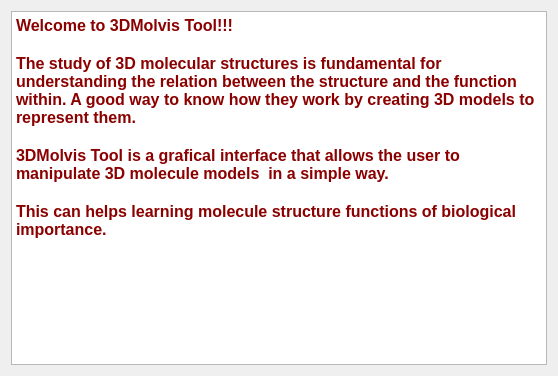
First picture: the form in lib/wizards/lesson/Introduction.ui, repository pascalin/3dmolvis, before the edit.
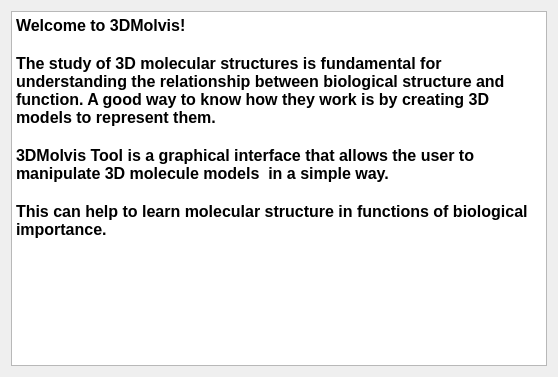
Second picture: the form after the edit.

Diff of the .ui file:
```diff
--- a/lib/wizards/lesson/Introduction.ui
+++ b/lib/wizards/lesson/Introduction.ui
@@ -1,12 +1,12 @@
 <ui version="4.0" >
  <class>Introduction</class>
- <widget class="QWidget" name="Introduction" >
-  <property name="geometry" >
+ <widget class="QWidget" name="Introduction">
+  <property name="geometry">
    <rect>
     <x>0</x>
     <y>0</y>
     <width>558</width>
-    <height>376</height>
+    <height>377</height>
    </rect>
   </property>
   <property name="windowTitle" >
@@ -22,17 +22,18 @@
          <property name="readOnly" >
           <bool>true</bool>
          </property>
-         <property name="html" >
-          <string>&lt;html>&lt;head>&lt;meta name="qrichtext" content="1" />&lt;style type="text/css">
+         <property name="html">
+          <string>&lt;!DOCTYPE HTML PUBLIC &quot;-//W3C//DTD HTML 4.0//EN&quot; &quot;http://www.w3.org/TR/REC-html40/strict.dtd&quot;&gt;
+&lt;html&gt;&lt;head&gt;&lt;meta name=&quot;qrichtext&quot; content=&quot;1&quot; /&gt;&lt;style type=&quot;text/css&quot;&gt;
 p, li { white-space: pre-wrap; }
-&lt;/style>&lt;/head>&lt;body style=" font-family:'Lucida Grande'; font-size:13pt; font-weight:400; font-style:normal;">
-&lt;p style=" margin-top:0px; margin-bottom:0px; margin-left:0px; margin-right:0px; -qt-block-indent:0; text-indent:0px; font-family:'Sans Serif'; font-size:9pt;">&lt;span style=" font-size:12pt; font-weight:600; color:#8b0000;">Welcome to 3DMolvis Tool!!!&lt;/span>&lt;/p>
-&lt;p style="-qt-paragraph-type:empty; margin-top:0px; margin-bottom:0px; margin-left:0px; margin-right:0px; -qt-block-indent:0; text-indent:0px; font-family:'Sans Serif'; font-size:12pt; font-weight:600; color:#8b0000;">&lt;/p>
-&lt;p style=" margin-top:0px; margin-bottom:0px; margin-left:0px; margin-right:0px; -qt-block-indent:0; text-indent:0px; font-family:'Sans Serif'; font-size:12pt; font-weight:600; color:#8b0000;">The study of 3D molecular structures is fundamental for understanding the relation between the structure and the function within. A good way to know how they work by creating 3D models to represent them.&lt;/p>
-&lt;p style="-qt-paragraph-type:empty; margin-top:0px; margin-bottom:0px; margin-left:0px; margin-right:0px; -qt-block-indent:0; text-indent:0px; font-family:'Sans Serif'; font-size:12pt; font-weight:600; color:#8b0000;">&lt;/p>
-&lt;p style=" margin-top:0px; margin-bottom:0px; margin-left:0px; margin-right:0px; -qt-block-indent:0; text-indent:0px; font-family:'Sans Serif'; font-size:12pt; font-weight:600; color:#8b0000;">3DMolvis Tool is a grafical interface that allows the user to manipulate 3D molecule models  in a simple way.&lt;/p>
-&lt;p style="-qt-paragraph-type:empty; margin-top:0px; margin-bottom:0px; margin-left:0px; margin-right:0px; -qt-block-indent:0; text-indent:0px; font-family:'Sans Serif'; font-size:12pt; font-weight:600; color:#8b0000;">&lt;/p>
-&lt;p style=" margin-top:0px; margin-bottom:0px; margin-left:0px; margin-right:0px; -qt-block-indent:0; text-indent:0px; font-family:'Sans Serif'; font-size:12pt; font-weight:600; color:#8b0000;">This can helps learning molecule structure functions of biological importance.&lt;/p>&lt;/body>&lt;/html></string>
+&lt;/style&gt;&lt;/head&gt;&lt;body style=&quot; font-family:'Sans'; font-size:10pt; font-weight:400; font-style:normal;&quot;&gt;
+&lt;p style=&quot; margin-top:0px; margin-bottom:0px; margin-left:0px; margin-right:0px; -qt-block-indent:0; text-indent:0px;&quot;&gt;&lt;span style=&quot; font-family:'Sans Serif'; font-size:12pt; font-weight:600; color:#000000;&quot;&gt;Welcome to 3DMolvis!&lt;/span&gt;&lt;/p&gt;
+&lt;p style=&quot;-qt-paragraph-type:empty; margin-top:0px; margin-bottom:0px; margin-left:0px; margin-right:0px; -qt-block-indent:0; text-indent:0px; font-family:'Sans Serif'; font-size:12pt; font-weight:600; color:#000000;&quot;&gt;&lt;/p&gt;
+&lt;p style=&quot; margin-top:0px; margin-bottom:0px; margin-left:0px; margin-right:0px; -qt-block-indent:0; text-indent:0px;&quot;&gt;&lt;span style=&quot; font-family:'Sans Serif'; font-size:12pt; font-weight:600; color:#000000;&quot;&gt;The study of 3D molecular structures is fundamental for understanding the relationship between biological structure and function. A good way to know how they work is by creating 3D models to represent them.&lt;/span&gt;&lt;/p&gt;
+&lt;p style=&quot;-qt-paragraph-type:empty; margin-top:0px; margin-bottom:0px; margin-left:0px; margin-right:0px; -qt-block-indent:0; text-indent:0px; font-family:'Sans Serif'; font-size:12pt; font-weight:600; color:#000000;&quot;&gt;&lt;/p&gt;
+&lt;p style=&quot; margin-top:0px; margin-bottom:0px; margin-left:0px; margin-right:0px; -qt-block-indent:0; text-indent:0px;&quot;&gt;&lt;span style=&quot; font-family:'Sans Serif'; font-size:12pt; font-weight:600; color:#000000;&quot;&gt;3DMolvis Tool is a graphical interface that allows the user to manipulate 3D molecule models  in a simple way.&lt;/span&gt;&lt;/p&gt;
+&lt;p style=&quot;-qt-paragraph-type:empty; margin-top:0px; margin-bottom:0px; margin-left:0px; margin-right:0px; -qt-block-indent:0; text-indent:0px; font-family:'Sans Serif'; font-size:12pt; font-weight:600; color:#000000;&quot;&gt;&lt;/p&gt;
+&lt;p style=&quot; margin-top:0px; margin-bottom:0px; margin-left:0px; margin-right:0px; -qt-block-indent:0; text-indent:0px;&quot;&gt;&lt;span style=&quot; font-family:'Sans Serif'; font-size:12pt; font-weight:600; color:#000000;&quot;&gt;This can help to learn molecular structure in functions of biological importance.&lt;/span&gt;&lt;/p&gt;&lt;/body&gt;&lt;/html&gt;</string>
          </property>
         </widget>
        </item>
```
Left out of the diff: 19 changed lines with no effect on the pictures.
